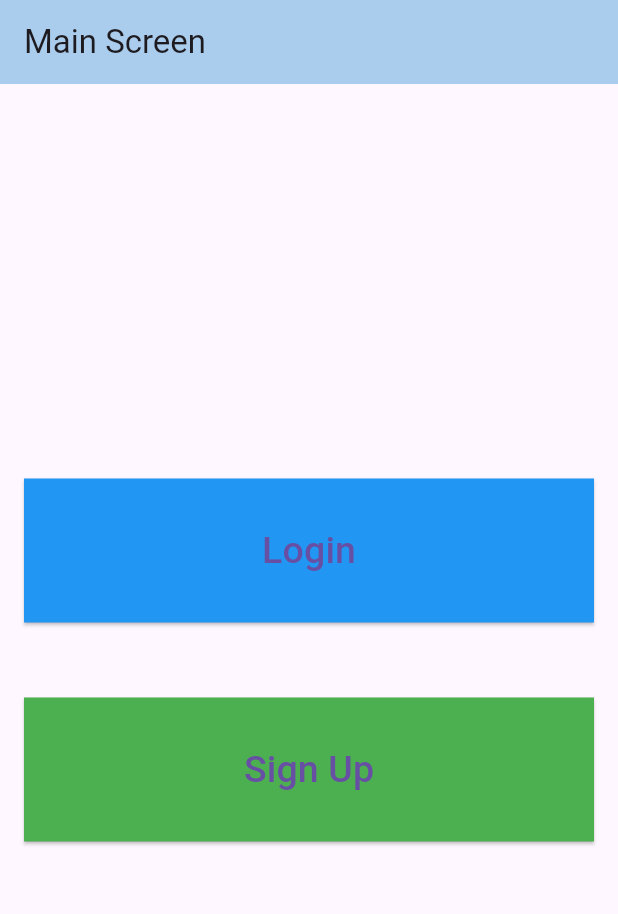
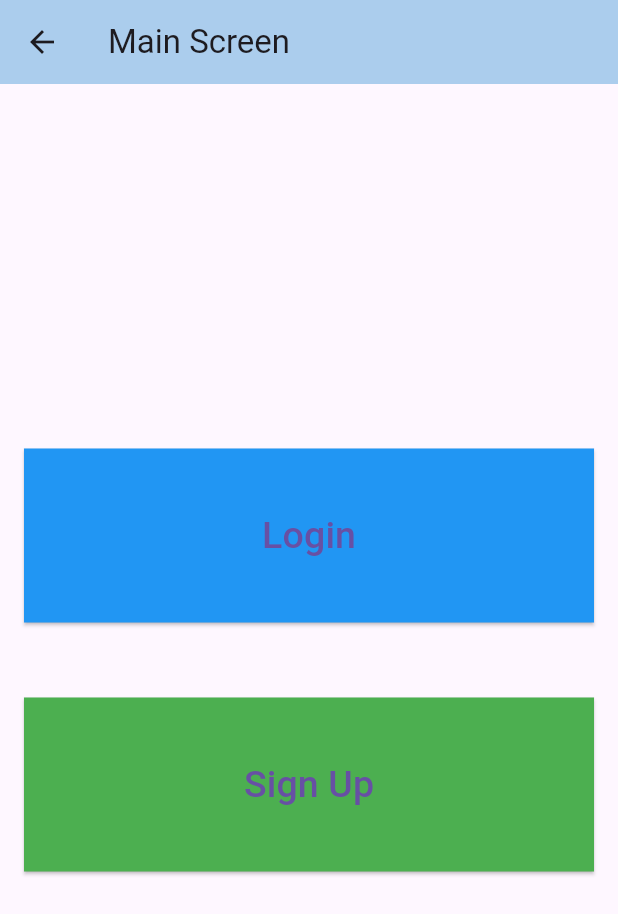
Before and after one commit to tnqjae/Mp2_teamProject, a Flutter app: the MainScreen screen opened directly, on a phone screen of 412 x 824 dp. Shown: the top 914 px of the screen. Run offline on Flutter 3.47's test engine with Material 3 defaults, Android fonts, the phone set to English and light mode, and no system bars; our stand-ins replace sqflite; accounts and stored records are empty.

Commit message:
Add code, connect db

```diff
--- a/lib/MainScreen.dart
+++ b/lib/MainScreen.dart
@@ -20,7 +20,7 @@ class MainScreen extends StatelessWidget {
               child: ElevatedButton(
                 style: ElevatedButton.styleFrom(
                   backgroundColor: Colors.blue,
-                  padding: EdgeInsets.symmetric(vertical: 30),
+                  padding: EdgeInsets.symmetric(vertical: 40),
                   shape: RoundedRectangleBorder(
                     borderRadius: BorderRadius.zero,
                   ),
@@ -40,7 +40,7 @@ class MainScreen extends StatelessWidget {
               child: ElevatedButton(
                 style: ElevatedButton.styleFrom(
                   backgroundColor: Colors.green,
-                  padding: EdgeInsets.symmetric(vertical: 30),
+                  padding: EdgeInsets.symmetric(vertical: 40),
                   shape: RoundedRectangleBorder(
                     borderRadius: BorderRadius.zero,
                   ),
@@ -60,9 +60,3 @@ class MainScreen extends StatelessWidget {
     );
   }
 }
-
-void main() {
-  runApp(MaterialApp(
-    home: MainScreen(),
-  ));
-}
--- a/lib/database_helper.dart
+++ b/lib/database_helper.dart
@@ -16,6 +16,7 @@ class DatabaseHelper {
 
   _initDatabase() async {
     String path = join(await getDatabasesPath(), 'app_database.db');
+    print('Database path: $path'); // 데이터베이스 경로 출력
     return await openDatabase(
       path,
       version: 1,
@@ -38,4 +39,9 @@ class DatabaseHelper {
     Database db = await database;
     return await db.insert('users', row);
   }
+
+  Future<List<Map<String, dynamic>>> queryAllUsers() async {
+    Database db = await database;
+    return await db.query('users');
+  }
 }
```
